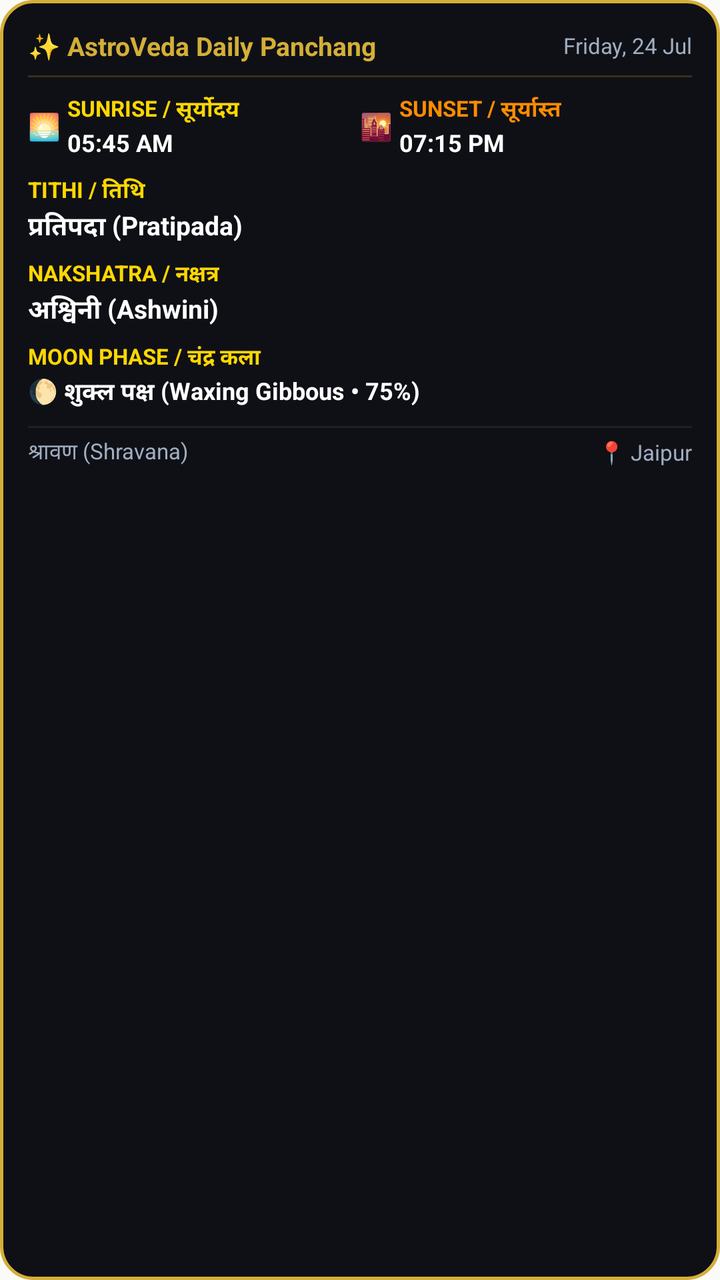
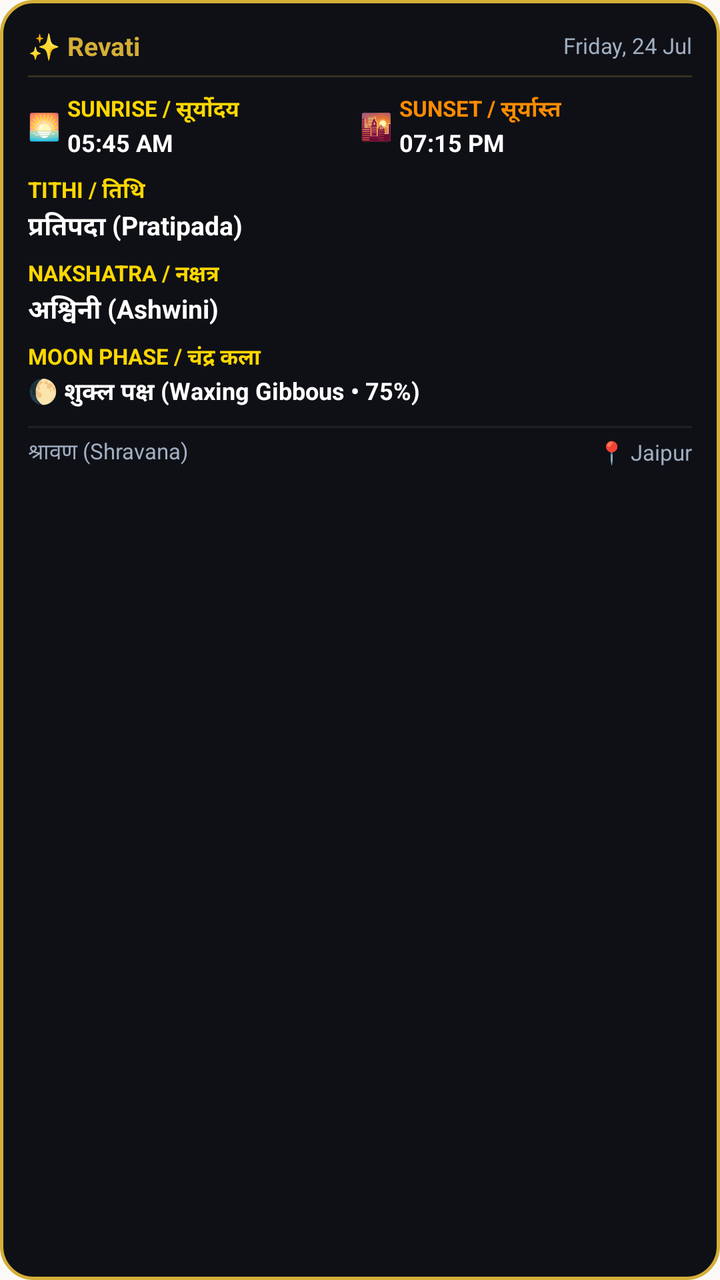

Before-and-after screenshots of an Android layout around one commit, followed by the original layout XML and the change that was made.
<!-- AndroidManifest.xml: application theme Theme.MyApplication -->
<!-- res/layout/panchang_widget.xml -->
<?xml version="1.0" encoding="utf-8"?>
<LinearLayout xmlns:android="http://schemas.android.com/apk/res/android"
    android:id="@+id/widget_root"
    android:layout_width="match_parent"
    android:layout_height="match_parent"
    android:background="@drawable/widget_background"
    android:orientation="vertical"
    android:padding="14dp">

    
    <LinearLayout
        android:layout_width="match_parent"
        android:layout_height="wrap_content"
        android:gravity="center_vertical"
        android:orientation="horizontal">

        <TextView
            android:id="@+id/widget_title"
            android:layout_width="0dp"
            android:layout_height="wrap_content"
            android:layout_weight="1"
            android:text="✨ AstroVeda Daily Panchang"
            android:textColor="#D4AF37"
            android:textSize="13sp"
            android:textStyle="bold" />

        <TextView
            android:id="@+id/widget_date"
            android:layout_width="wrap_content"
            android:layout_height="wrap_content"
            android:text="Friday, 24 Jul"
            android:textColor="#A0AEC0"
            android:textSize="11sp" />
    </LinearLayout>

    
    <ImageView
        android:layout_width="match_parent"
        android:layout_height="1dp"
        android:layout_marginTop="6dp"
        android:layout_marginBottom="8dp"
        android:background="#33D4AF37"
        android:importantForAccessibility="no" />

    
    <LinearLayout
        android:layout_width="match_parent"
        android:layout_height="wrap_content"
        android:orientation="horizontal"
        android:layout_marginBottom="8dp">

        
        <LinearLayout
            android:layout_width="0dp"
            android:layout_height="wrap_content"
            android:layout_weight="1"
            android:gravity="center_vertical"
            android:orientation="horizontal">

            <TextView
                android:layout_width="wrap_content"
                android:layout_height="wrap_content"
                android:text="🌅 "
                android:textSize="13sp" />

            <LinearLayout
                android:layout_width="wrap_content"
                android:layout_height="wrap_content"
                android:orientation="vertical">

                <TextView
                    android:layout_width="wrap_content"
                    android:layout_height="wrap_content"
                    android:text="SUNRISE / सूर्योदय"
                    android:textColor="#FFD700"
                    android:textSize="11sp"
                    android:textStyle="bold" />

                <TextView
                    android:id="@+id/widget_sunrise"
                    android:layout_width="wrap_content"
                    android:layout_height="wrap_content"
                    android:text="05:45 AM"
                    android:textColor="#FFFFFF"
                    android:textSize="12sp"
                    android:textStyle="bold" />
            </LinearLayout>
        </LinearLayout>

        
        <LinearLayout
            android:layout_width="0dp"
            android:layout_height="wrap_content"
            android:layout_weight="1"
            android:gravity="center_vertical"
            android:orientation="horizontal">

            <TextView
                android:layout_width="wrap_content"
                android:layout_height="wrap_content"
                android:text="🌇 "
                android:textSize="13sp" />

            <LinearLayout
                android:layout_width="wrap_content"
                android:layout_height="wrap_content"
                android:orientation="vertical">

                <TextView
                    android:layout_width="wrap_content"
                    android:layout_height="wrap_content"
                    android:text="SUNSET / सूर्यास्त"
                    android:textColor="#FF8C00"
                    android:textSize="11sp"
                    android:textStyle="bold" />

                <TextView
                    android:id="@+id/widget_sunset"
                    android:layout_width="wrap_content"
                    android:layout_height="wrap_content"
                    android:text="07:15 PM"
                    android:textColor="#FFFFFF"
                    android:textSize="12sp"
                    android:textStyle="bold" />
            </LinearLayout>
        </LinearLayout>
    </LinearLayout>

    
    <LinearLayout
        android:layout_width="match_parent"
        android:layout_height="wrap_content"
        android:orientation="vertical"
        android:layout_marginBottom="6dp">

        <TextView
            android:layout_width="wrap_content"
            android:layout_height="wrap_content"
            android:text="TITHI / तिथि"
            android:textColor="#FFD700"
            android:textSize="11sp"
            android:textStyle="bold" />

        <TextView
            android:id="@+id/widget_tithi"
            android:layout_width="match_parent"
            android:layout_height="wrap_content"
            android:ellipsize="end"
            android:maxLines="1"
            android:text="प्रतिपदा (Pratipada)"
            android:textColor="#FFFFFF"
            android:textSize="13sp"
            android:textStyle="bold" />
    </LinearLayout>

    
    <LinearLayout
        android:layout_width="match_parent"
        android:layout_height="wrap_content"
        android:orientation="vertical"
        android:layout_marginBottom="6dp">

        <TextView
            android:layout_width="wrap_content"
            android:layout_height="wrap_content"
            android:text="NAKSHATRA / नक्षत्र"
            android:textColor="#FFD700"
            android:textSize="11sp"
            android:textStyle="bold" />

        <TextView
            android:id="@+id/widget_nakshatra"
            android:layout_width="match_parent"
            android:layout_height="wrap_content"
            android:ellipsize="end"
            android:maxLines="1"
            android:text="अश्विनी (Ashwini)"
            android:textColor="#FFFFFF"
            android:textSize="13sp"
            android:textStyle="bold" />
    </LinearLayout>

    
    <LinearLayout
        android:layout_width="match_parent"
        android:layout_height="wrap_content"
        android:orientation="vertical"
        android:layout_marginBottom="6dp">

        <TextView
            android:layout_width="wrap_content"
            android:layout_height="wrap_content"
            android:text="MOON PHASE / चंद्र कला"
            android:textColor="#FFD700"
            android:textSize="11sp"
            android:textStyle="bold" />

        <TextView
            android:id="@+id/widget_moon_phase"
            android:layout_width="match_parent"
            android:layout_height="wrap_content"
            android:ellipsize="end"
            android:maxLines="1"
            android:text="🌔 शुक्ल पक्ष (Waxing Gibbous • 75%)"
            android:textColor="#FFFFFF"
            android:textSize="12sp"
            android:textStyle="bold" />
    </LinearLayout>
    <ImageView
        android:layout_width="match_parent"
        android:layout_height="1dp"
        android:layout_marginTop="2dp"
        android:layout_marginBottom="4dp"
        android:background="#11FFFFFF"
        android:importantForAccessibility="no" />

    <LinearLayout
        android:layout_width="match_parent"
        android:layout_height="wrap_content"
        android:gravity="center_vertical"
        android:orientation="horizontal">

        <TextView
            android:id="@+id/widget_masa"
            android:layout_width="0dp"
            android:layout_height="wrap_content"
            android:layout_weight="1"
            android:ellipsize="end"
            android:maxLines="1"
            android:text="श्रावण (Shravana)"
            android:textColor="#A0AEC0"
            android:textSize="11sp" />

        <TextView
            android:id="@+id/widget_location"
            android:layout_width="wrap_content"
            android:layout_height="wrap_content"
            android:ellipsize="end"
            android:maxLines="1"
            android:text="📍 Jaipur"
            android:textColor="#A0AEC0"
            android:textSize="11sp" />
    </LinearLayout>

</LinearLayout>
<!-- resources referenced by this layout -->
<resources>
  <!-- drawable widget_background (drawable) -->
  <?xml version="1.0" encoding="utf-8"?>
  <shape xmlns:android="http://schemas.android.com/apk/res/android"
      android:shape="rectangle">
      <solid android:color="#0F1016" />
      <corners android:radius="16dp" />
      <stroke
          android:width="1.5dp"
          android:color="#D4AF37" />
  </shape>
  <style name="Theme.MyApplication" parent="android:Theme.DeviceDefault.NoActionBar">
          <item name="android:windowBackground">@color/app_background</item>
      </style>
  <color name="app_background">#FFFBFAF7</color>
</resources>

<!-- the commit's change to res/layout/panchang_widget.xml (unified diff, before → after) -->
@@ -19,7 +19,7 @@
             android:layout_width="0dp"
             android:layout_height="wrap_content"
             android:layout_weight="1"
-            android:text="✨ AstroVeda Daily Panchang"
+            android:text="✨ Revati"
             android:textColor="#D4AF37"
             android:textSize="13sp"
             android:textStyle="bold" />
